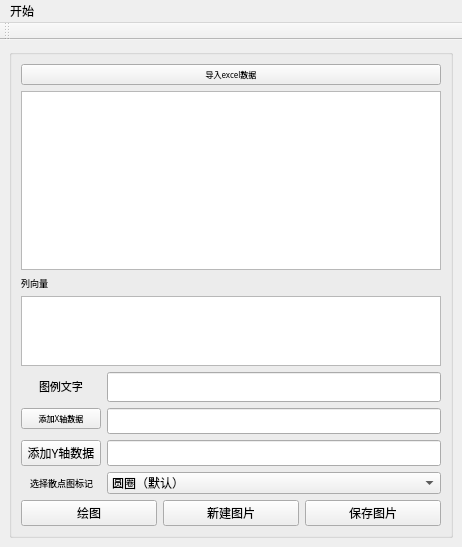
Qt form UI/MainWindow.ui (huiyeruzhou/PhysicLab) before a commit.
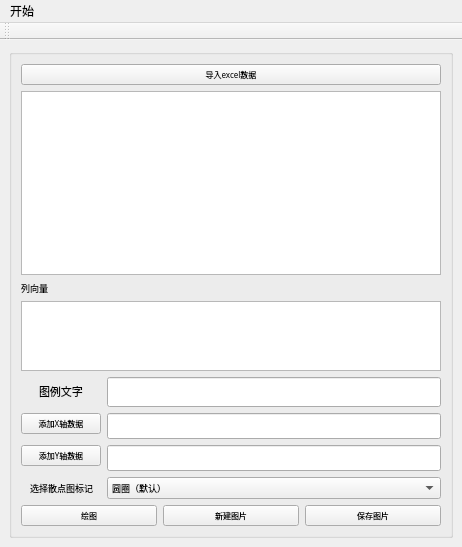
The same form after that commit.

Patch:
```diff
--- a/UI/MainWindow.ui
+++ b/UI/MainWindow.ui
@@ -157,6 +157,7 @@
              <property name="font">
               <font>
                <family>微软雅黑 Light</family>
+               <pointsize>6</pointsize>
               </font>
              </property>
              <property name="text">
@@ -201,6 +202,11 @@
                <verstretch>0</verstretch>
               </sizepolicy>
              </property>
+             <property name="font">
+              <font>
+               <pointsize>7</pointsize>
+              </font>
+             </property>
              <item>
               <property name="text">
                <string>圆圈（默认）</string>
@@ -232,6 +238,7 @@
              <property name="font">
               <font>
                <family>微软雅黑 Light</family>
+               <pointsize>6</pointsize>
               </font>
              </property>
              <property name="text">
@@ -244,6 +251,7 @@
              <property name="font">
               <font>
                <family>微软雅黑 Light</family>
+               <pointsize>6</pointsize>
               </font>
              </property>
              <property name="text">
@@ -256,6 +264,7 @@
              <property name="font">
               <font>
                <family>微软雅黑 Light</family>
+               <pointsize>6</pointsize>
               </font>
              </property>
              <property name="text">
```
